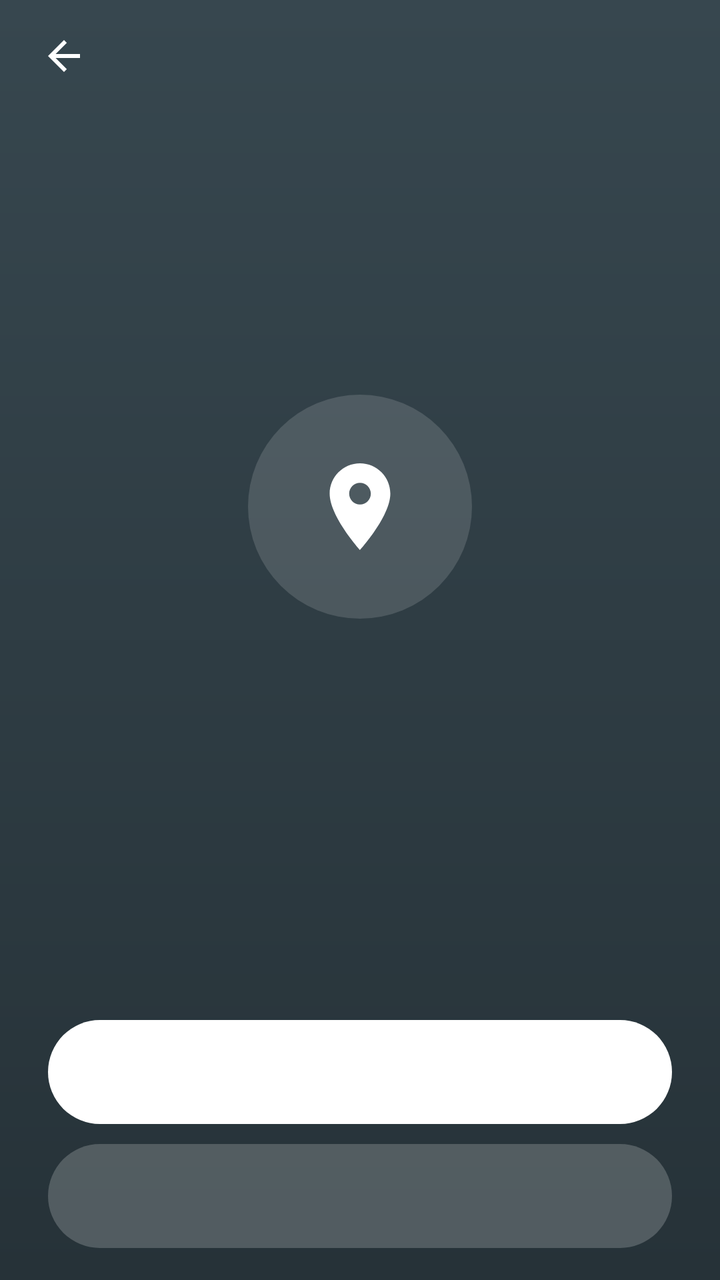
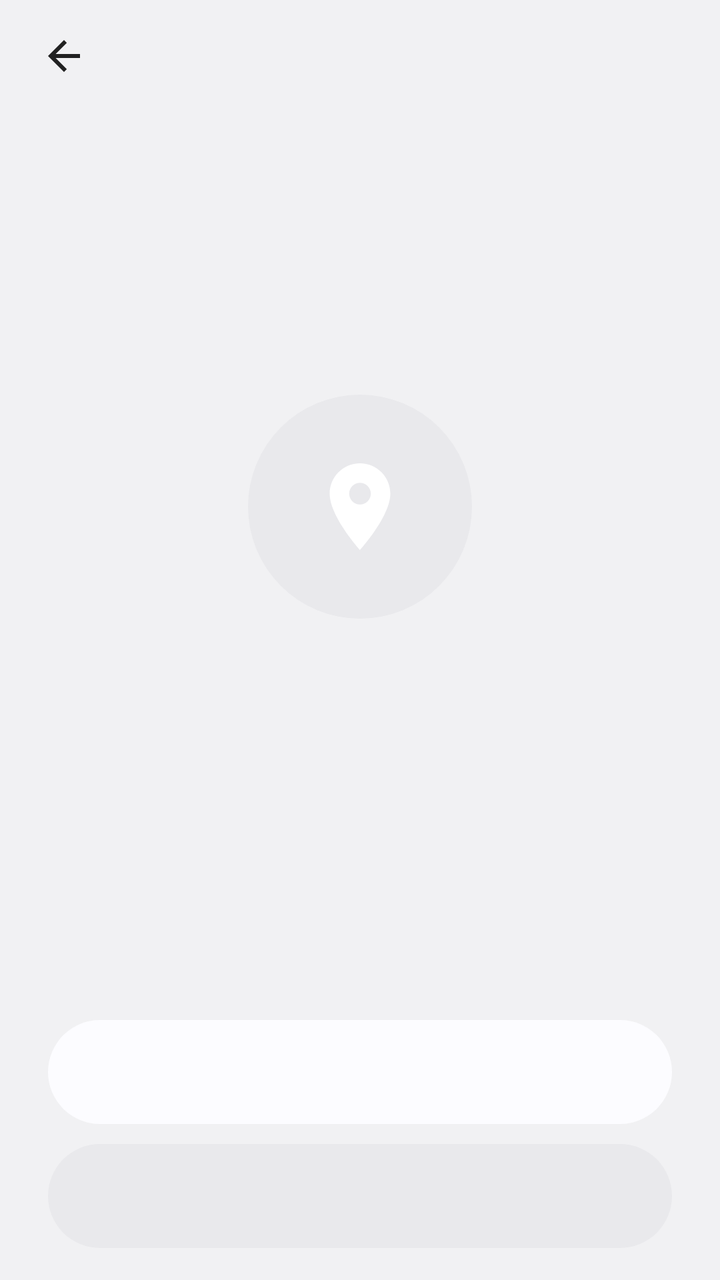

An Android layout rendered at two revisions. The XML below is the earlier revision; the diff shows what the commit changed to produce the second picture.
<!-- AndroidManifest.xml: another module's application theme Study.Theme.AppCompat.Weather -->
<!-- res/layout/study_message_fragment.xml -->
<?xml version="1.0" encoding="utf-8"?>
<LinearLayout xmlns:android="http://schemas.android.com/apk/res/android"
    android:id="@+id/fragment_root"
    android:layout_width="match_parent"
    android:layout_height="match_parent"
    android:orientation="vertical">

    <include layout="@layout/study_screen_toolbar" />

    <LinearLayout
        android:layout_width="match_parent"
        android:layout_height="0dp"
        android:layout_weight="1"
        android:gravity="center"
        android:orientation="vertical"
        android:paddingHorizontal="36dp"
        android:paddingBottom="48dp">

        <FrameLayout
            android:layout_width="112dp"
            android:layout_height="112dp"
            android:background="@drawable/study_oneui_icon_circle">

            <ImageView
                android:id="@+id/message_icon"
                android:layout_width="52dp"
                android:layout_height="52dp"
                android:layout_gravity="center"
                android:contentDescription="@null"
                android:src="@drawable/study_ic_place" />

            <ProgressBar
                android:id="@+id/message_progress"
                android:layout_width="match_parent"
                android:layout_height="match_parent"
                android:indeterminateTint="#FFFFFFFF"
                android:visibility="gone" />
        </FrameLayout>

        <TextView
            android:id="@+id/message_title"
            android:layout_width="wrap_content"
            android:layout_height="wrap_content"
            android:layout_marginTop="28dp"
            android:gravity="center"
            android:textAppearance="@style/Study.OneUi.Headline" />

        <TextView
            android:id="@+id/message_body"
            android:layout_width="wrap_content"
            android:layout_height="wrap_content"
            android:layout_marginTop="12dp"
            android:gravity="center"
            android:lineSpacingMultiplier="1.25"
            android:textAppearance="@style/Study.OneUi.Caption"
            android:textSize="15sp" />
    </LinearLayout>

    <LinearLayout
        android:id="@+id/message_buttons"
        android:layout_width="match_parent"
        android:layout_height="wrap_content"
        android:orientation="vertical"
        android:paddingHorizontal="24dp"
        android:paddingVertical="16dp">

        <Button
            android:id="@+id/message_primary"
            style="?android:attr/borderlessButtonStyle"
            android:layout_width="match_parent"
            android:layout_height="52dp"
            android:background="@drawable/study_button_primary_background"
            android:textAllCaps="false"
            android:textColor="#FF1C313A"
            android:textSize="16sp" />

        <Button
            android:id="@+id/message_secondary"
            style="?android:attr/borderlessButtonStyle"
            android:layout_width="match_parent"
            android:layout_height="52dp"
            android:layout_marginTop="10dp"
            android:background="@drawable/study_button_background"
            android:textAllCaps="false"
            android:textColor="#FFFFFFFF"
            android:textSize="16sp" />
    </LinearLayout>
</LinearLayout>
<!-- res/layout/study_screen_toolbar.xml (included above) -->
<?xml version="1.0" encoding="utf-8"?>
<LinearLayout xmlns:android="http://schemas.android.com/apk/res/android"
    android:id="@+id/screen_toolbar"
    android:layout_width="match_parent"
    android:layout_height="wrap_content"
    android:orientation="vertical">

    <LinearLayout
        android:layout_width="match_parent"
        android:layout_height="56dp"
        android:gravity="center_vertical"
        android:orientation="horizontal"
        android:paddingHorizontal="8dp">

        <ImageButton
            android:id="@+id/screen_back"
            android:layout_width="48dp"
            android:layout_height="48dp"
            android:background="?attr/selectableItemBackgroundBorderless"
            android:contentDescription="@string/study_action_back"
            android:src="@drawable/study_ic_back" />

        <View
            android:layout_width="0dp"
            android:layout_height="1dp"
            android:layout_weight="1" />

        <ImageButton
            android:id="@+id/screen_action_secondary"
            android:layout_width="48dp"
            android:layout_height="48dp"
            android:background="?attr/selectableItemBackgroundBorderless"
            android:contentDescription="@null"
            android:visibility="gone" />

        <ImageButton
            android:id="@+id/screen_action_primary"
            android:layout_width="48dp"
            android:layout_height="48dp"
            android:background="?attr/selectableItemBackgroundBorderless"
            android:contentDescription="@null"
            android:visibility="gone" />
    </LinearLayout>

    <TextView
        android:id="@+id/screen_title"
        android:layout_width="match_parent"
        android:layout_height="wrap_content"
        android:ellipsize="end"
        android:maxLines="2"
        android:paddingHorizontal="24dp"
        android:paddingTop="28dp"
        android:paddingBottom="24dp"
        android:textAppearance="@style/Study.OneUi.ScreenTitle" />
</LinearLayout>
<!-- resources referenced by this layout -->
<resources>
  <!-- drawable study_button_background (drawable) -->
  <?xml version="1.0" encoding="utf-8"?>
  <ripple xmlns:android="http://schemas.android.com/apk/res/android" android:color="#33808080">
      <item>
          <shape android:shape="rectangle">
              <corners android:radius="28dp" />
              <solid android:color="#33FFFFFF" />
          </shape>
      </item>
  </ripple>
  <!-- drawable study_button_primary_background (drawable) -->
  <?xml version="1.0" encoding="utf-8"?>
  <ripple xmlns:android="http://schemas.android.com/apk/res/android" android:color="#33808080">
      <item>
          <shape android:shape="rectangle">
              <corners android:radius="28dp" />
              <solid android:color="#FFFFFFFF" />
          </shape>
      </item>
  </ripple>
  <!-- drawable study_oneui_icon_circle (drawable) -->
  <?xml version="1.0" encoding="utf-8"?>
  <shape xmlns:android="http://schemas.android.com/apk/res/android" android:shape="oval">
      <solid android:color="@color/study_oneui_card" />
  </shape>
  <string name="study_action_back">Back</string>
  <style name="Study.OneUi.Caption" parent="TextAppearance.AppCompat">
          <item name="android:textSize">13sp</item>
          <item name="android:textColor">@color/study_oneui_text_secondary</item>
      </style>
  <style name="Study.OneUi.Headline" parent="TextAppearance.AppCompat">
          <item name="android:textSize">24sp</item>
          <item name="android:textColor">@color/study_oneui_text_primary</item>
      </style>
  <style name="Study.OneUi.ScreenTitle" parent="TextAppearance.AppCompat">
          <item name="android:textSize">34sp</item>
          <item name="android:textColor">@color/study_oneui_text_primary</item>
          <item name="android:fontFamily">sans-serif</item>
      </style>
  <style name="Study.Theme.AppCompat.Weather" parent="Theme.AppCompat.NoActionBar">
          <item name="android:windowLayoutInDisplayCutoutMode">shortEdges</item>
          <item name="android:statusBarColor">@android:color/transparent</item>
          <item name="android:windowBackground">@drawable/study_splash_gradient_default</item>
          <item name="android:navigationBarColor">@android:color/transparent</item>
          <item name="colorAccent">#FFFFFFFF</item>
          <item name="alertDialogTheme">@style/Study.OneUi.Dialog</item>
      </style>
  <color name="study_oneui_card">#24FFFFFF</color>
  <color name="study_oneui_text_secondary">#B8FFFFFF</color>
  <color name="study_oneui_text_primary">#FFFFFFFF</color>
  <!-- drawable study_splash_gradient_default (drawable) -->
  <?xml version="1.0" encoding="utf-8"?>
  <shape xmlns:android="http://schemas.android.com/apk/res/android" android:shape="rectangle">
      <gradient
          android:angle="270"
          android:startColor="#FF37474F"
          android:endColor="#FF263238"
          android:type="linear" />
  </shape>
  <style name="Study.OneUi.Dialog" parent="Theme.AppCompat.Dialog.Alert">
          <item name="android:windowBackground">@drawable/study_oneui_dialog_background</item>
          <item name="colorAccent">@color/study_oneui_accent</item>
          <item name="android:windowMinWidthMajor">92%</item>
          <item name="android:windowMinWidthMinor">92%</item>
      </style>
  <!-- drawable study_oneui_dialog_background (drawable) -->
  <?xml version="1.0" encoding="utf-8"?>
  <inset xmlns:android="http://schemas.android.com/apk/res/android" android:insetBottom="20dp">
      <shape android:shape="rectangle">
          <corners android:radius="@dimen/study_oneui_card_radius" />
          <solid android:color="@color/study_oneui_dialog" />
      </shape>
  </inset>
  <color name="study_oneui_accent">#FF9CC2FF</color>
  <dimen name="study_oneui_card_radius">26dp</dimen>
  <color name="study_oneui_dialog">#FF252A31</color>
  <!-- unchanged entries left out for length: 2 -->
</resources>

<!-- the commit's change to res/layout/study_message_fragment.xml (unified diff, before → after) -->
@@ -1,5 +1,6 @@
 <?xml version="1.0" encoding="utf-8"?>
 <LinearLayout xmlns:android="http://schemas.android.com/apk/res/android"
+    xmlns:app="http://schemas.android.com/apk/res-auto"
     android:id="@+id/fragment_root"
     android:layout_width="match_parent"
     android:layout_height="match_parent"
@@ -27,7 +28,8 @@
                 android:layout_height="52dp"
                 android:layout_gravity="center"
                 android:contentDescription="@null"
-                android:src="@drawable/study_ic_place" />
+                android:src="@drawable/study_ic_place"
+                app:tint="@color/study_oneui_text_primary" />
 
             <ProgressBar
                 android:id="@+id/message_progress"
@@ -71,7 +73,7 @@
             android:layout_height="52dp"
             android:background="@drawable/study_button_primary_background"
             android:textAllCaps="false"
-            android:textColor="#FF1C313A"
+            android:textColor="@color/study_oneui_text_primary"
             android:textSize="16sp" />
 
         <Button
@@ -82,13 +84,14 @@
             android:layout_marginTop="10dp"
             android:background="@drawable/study_button_background"
             android:textAllCaps="false"
-            android:textColor="#FFFFFFFF"
+            android:textColor="@color/study_oneui_text_primary"
             android:textSize="16sp" />
     </LinearLayout>
 </LinearLayout>
 <!-- res/layout/study_screen_toolbar.xml (included above) -->
 <?xml version="1.0" encoding="utf-8"?>
 <LinearLayout xmlns:android="http://schemas.android.com/apk/res/android"
+    xmlns:app="http://schemas.android.com/apk/res-auto"
     android:id="@+id/screen_toolbar"
     android:layout_width="match_parent"
     android:layout_height="wrap_content"
@@ -107,7 +110,8 @@
             android:layout_height="48dp"
             android:background="?attr/selectableItemBackgroundBorderless"
             android:contentDescription="@string/study_action_back"
-            android:src="@drawable/study_ic_back" />
+            android:src="@drawable/study_ic_back"
+            app:tint="@color/study_oneui_text_primary" />
 
         <View
             android:layout_width="0dp"
@@ -120,7 +124,8 @@
             android:layout_height="48dp"
             android:background="?attr/selectableItemBackgroundBorderless"
             android:contentDescription="@null"
-            android:visibility="gone" />
+            android:visibility="gone"
+            app:tint="@color/study_oneui_text_primary" />
 
         <ImageButton
             android:id="@+id/screen_action_primary"
@@ -128,7 +133,8 @@
             android:layout_height="48dp"
             android:background="?attr/selectableItemBackgroundBorderless"
             android:contentDescription="@null"
-            android:visibility="gone" />
+            android:visibility="gone"
+            app:tint="@color/study_oneui_text_primary" />
     </LinearLayout>
 
     <TextView
<!-- resource entries referenced after the edit -->
@@ -6,7 +6,7 @@
       <item>
           <shape android:shape="rectangle">
               <corners android:radius="28dp" />
-              <solid android:color="#33FFFFFF" />
+              <solid android:color="@color/study_oneui_label_background" />
           </shape>
       </item>
   </ripple>
@@ -16,14 +16,14 @@
       <item>
           <shape android:shape="rectangle">
               <corners android:radius="28dp" />
-              <solid android:color="#FFFFFFFF" />
+              <solid android:color="@color/study_oneui_card" />
           </shape>
       </item>
   </ripple>
   <!-- drawable study_oneui_icon_circle (drawable) -->
   <?xml version="1.0" encoding="utf-8"?>
   <shape xmlns:android="http://schemas.android.com/apk/res/android" android:shape="oval">
-      <solid android:color="@color/study_oneui_card" />
+      <solid android:color="@color/study_oneui_label_background" />
   </shape>
   <string name="study_action_back">Back</string>
   <style name="Study.OneUi.Caption" parent="TextAppearance.AppCompat">
@@ -39,26 +39,21 @@
           <item name="android:textColor">@color/study_oneui_text_primary</item>
           <item name="android:fontFamily">sans-serif</item>
       </style>
-  <style name="Study.Theme.AppCompat.Weather" parent="Theme.AppCompat.NoActionBar">
+  <style name="Study.Theme.AppCompat.Weather" parent="Theme.AppCompat.DayNight.NoActionBar">
           <item name="android:windowLayoutInDisplayCutoutMode">shortEdges</item>
+          <item name="android:windowBackground">@color/study_oneui_background</item>
           <item name="android:statusBarColor">@android:color/transparent</item>
-          <item name="android:windowBackground">@drawable/study_splash_gradient_default</item>
           <item name="android:navigationBarColor">@android:color/transparent</item>
-          <item name="colorAccent">#FFFFFFFF</item>
+          <item name="android:windowLightStatusBar">@bool/study_window_light_status_bar</item>
+          <item name="colorPrimary">@color/study_oneui_accent</item>
+          <item name="colorAccent">@color/study_oneui_accent</item>
           <item name="alertDialogTheme">@style/Study.OneUi.Dialog</item>
       </style>
-  <color name="study_oneui_card">#24FFFFFF</color>
-  <color name="study_oneui_text_secondary">#B8FFFFFF</color>
-  <color name="study_oneui_text_primary">#FFFFFFFF</color>
-  <!-- drawable study_splash_gradient_default (drawable) -->
-  <?xml version="1.0" encoding="utf-8"?>
-  <shape xmlns:android="http://schemas.android.com/apk/res/android" android:shape="rectangle">
-      <gradient
-          android:angle="270"
-          android:startColor="#FF37474F"
-          android:endColor="#FF263238"
-          android:type="linear" />
-  </shape>
+  <color name="study_oneui_label_background">#e9e9ec</color>
+  <color name="study_oneui_card">#fcfcff</color>
+  <color name="study_oneui_text_secondary">#8a000000</color>
+  <color name="study_oneui_background">#f1f1f3</color>
+  <color name="study_oneui_text_primary">#de000000</color>
   <style name="Study.OneUi.Dialog" parent="Theme.AppCompat.Dialog.Alert">
           <item name="android:windowBackground">@drawable/study_oneui_dialog_background</item>
           <item name="colorAccent">@color/study_oneui_accent</item>
@@ -73,9 +68,9 @@
           <solid android:color="@color/study_oneui_dialog" />
       </shape>
   </inset>
-  <color name="study_oneui_accent">#FF9CC2FF</color>
+  <color name="study_oneui_accent">#387aff</color>
   <dimen name="study_oneui_card_radius">26dp</dimen>
-  <color name="study_oneui_dialog">#FF252A31</color>
+  <color name="study_oneui_dialog">#fcfcff</color>
   <!-- unchanged entries left out for length: 2 -->
 </resources>
 
